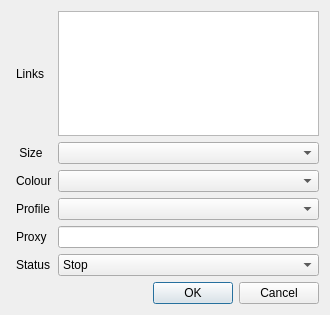
Before: the Qt Designer form supreme/ui/new_link_dialog.ui in phongtran0715/shoppingbot, drawn with Qt 5.
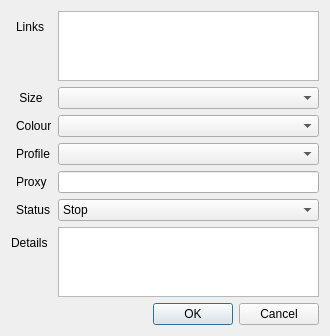
After: the same form once the commit is applied.

Commit message: Add links and keywords processor

The edit to the form file:
```diff
--- a/supreme/ui/new_link_dialog.ui
+++ b/supreme/ui/new_link_dialog.ui
@@ -14,14 +14,69 @@
    <string>Dialog</string>
   </property>
   <layout class="QGridLayout" name="gridLayout">
-   <item row="0" column="1">
-    <widget class="QPlainTextEdit" name="txtLink">
-     <property name="toolTip">
-      <string>&lt;html&gt;&lt;head/&gt;&lt;body&gt;&lt;p&gt;List link to monitor, each link per line&lt;/p&gt;&lt;/body&gt;&lt;/html&gt;</string>
+   <item row="6" column="0">
+    <widget class="QLabel" name="label_7">
+     <property name="text">
+      <string>Status</string>
      </property>
+     <property name="margin">
+      <number>5</number>
+     </property>
+     <property name="indent">
+      <number>5</number>
+     </property>
     </widget>
    </item>
-   <item row="1" column="1">
+   <item row="3" column="0">
+    <widget class="QLabel" name="label_4">
+     <property name="text">
+      <string>Colour</string>
+     </property>
+     <property name="margin">
+      <number>5</number>
+     </property>
+     <property name="indent">
+      <number>5</number>
+     </property>
+    </widget>
+   </item>
+   <item row="7" column="1" rowspan="2">
+    <widget class="QPlainTextEdit" name="txtDetails"/>
+   </item>
+   <item row="4" column="0">
+    <widget class="QLabel" name="label_5">
+     <property name="text">
+      <string>Profile</string>
+     </property>
+     <property name="margin">
+      <number>5</number>
+     </property>
+     <property name="indent">
+      <number>5</number>
+     </property>
+    </widget>
+   </item>
+   <item row="7" column="0">
+    <widget class="QLabel" name="label_3">
+     <property name="text">
+      <string>Details</string>
+     </property>
+    </widget>
+   </item>
+   <item row="2" column="0">
+    <widget class="QLabel" name="label_2">
+     <property name="text">
+      <string> Size</string>
+     </property>
+     <property name="margin">
+      <number>5</number>
+     </property>
+     <property name="indent">
+      <number>5</number>
+     </property>
+    </widget>
+   </item>
+   <item row="2" column="1">
     <widget class="QComboBox" name="cbSize">
      <item>
       <property name="text">
@@ -45,16 +100,7 @@
      </item>
     </widget>
    </item>
-   <item row="3" column="1">
-    <widget class="QComboBox" name="cbProfile">
-     <item>
-      <property name="text">
-       <string/>
-      </property>
-     </item>
-    </widget>
-   </item>
-   <item row="6" column="1">
+   <item row="9" column="1">
     <widget class="QDialogButtonBox" name="buttonBox">
      <property name="orientation">
       <enum>Qt::Horizontal</enum>
@@ -64,36 +110,16 @@
      </property>
     </widget>
    </item>
-   <item row="0" column="0">
-    <widget class="QLabel" name="label">
-     <property name="text">
-      <string>Links</string>
-     </property>
-     <property name="margin">
-      <number>5</number>
-     </property>
-     <property name="indent">
-      <number>5</number>
-     </property>
-    </widget>
-   </item>
    <item row="4" column="1">
-    <widget class="QLineEdit" name="txtProxy"/>
-   </item>
-   <item row="1" column="0">
-    <widget class="QLabel" name="label_2">
-     <property name="text">
-      <string> Size</string>
-     </property>
-     <property name="margin">
-      <number>5</number>
-     </property>
-     <property name="indent">
-      <number>5</number>
-     </property>
+    <widget class="QComboBox" name="cbProfile">
+     <item>
+      <property name="text">
+       <string/>
+      </property>
+     </item>
     </widget>
    </item>
-   <item row="2" column="1">
+   <item row="3" column="1">
     <widget class="QComboBox" name="cbColor">
      <item>
       <property name="text">
@@ -147,7 +173,7 @@
      </item>
     </widget>
    </item>
-   <item row="5" column="1">
+   <item row="6" column="1">
     <widget class="QComboBox" name="cbStatus">
      <item>
       <property name="text">
@@ -159,22 +185,35 @@
        <string>Running</string>
       </property>
      </item>
+     <item>
+      <property name="text">
+       <string>False</string>
+      </property>
+     </item>
+     <item>
+      <property name="text">
+       <string>Success</string>
+      </property>
+     </item>
     </widget>
    </item>
+   <item row="0" column="0">
+    <widget class="QLabel" name="label">
+     <property name="text">
+      <string>Links</string>
+     </property>
+     <property name="margin">
+      <number>5</number>
+     </property>
+     <property name="indent">
+      <number>5</number>
+     </property>
+    </widget>
+   </item>
+   <item row="5" column="1">
+    <widget class="QLineEdit" name="txtProxy"/>
+   </item>
    <item row="5" column="0">
-    <widget class="QLabel" name="label_7">
-     <property name="text">
-      <string>Status</string>
-     </property>
-     <property name="margin">
-      <number>5</number>
-     </property>
-     <property name="indent">
-      <number>5</number>
-     </property>
-    </widget>
-   </item>
-   <item row="4" column="0">
     <widget class="QLabel" name="label_6">
      <property name="text">
       <string>Proxy</string>
@@ -187,29 +226,10 @@
      </property>
     </widget>
    </item>
-   <item row="3" column="0">
-    <widget class="QLabel" name="label_5">
-     <property name="text">
-      <string>Profile</string>
-     </property>
-     <property name="margin">
-      <number>5</number>
-     </property>
-     <property name="indent">
-      <number>5</number>
-     </property>
-    </widget>
-   </item>
-   <item row="2" column="0">
-    <widget class="QLabel" name="label_4">
-     <property name="text">
-      <string>Colour</string>
-     </property>
-     <property name="margin">
-      <number>5</number>
-     </property>
-     <property name="indent">
-      <number>5</number>
+   <item row="0" column="1" rowspan="2">
+    <widget class="QPlainTextEdit" name="txtLink">
+     <property name="toolTip">
+      <string>&lt;html&gt;&lt;head/&gt;&lt;body&gt;&lt;p&gt;List link to monitor, each link per line&lt;/p&gt;&lt;/body&gt;&lt;/html&gt;</string>
      </property>
     </widget>
    </item>
```
The commit also changes 7 other files.
